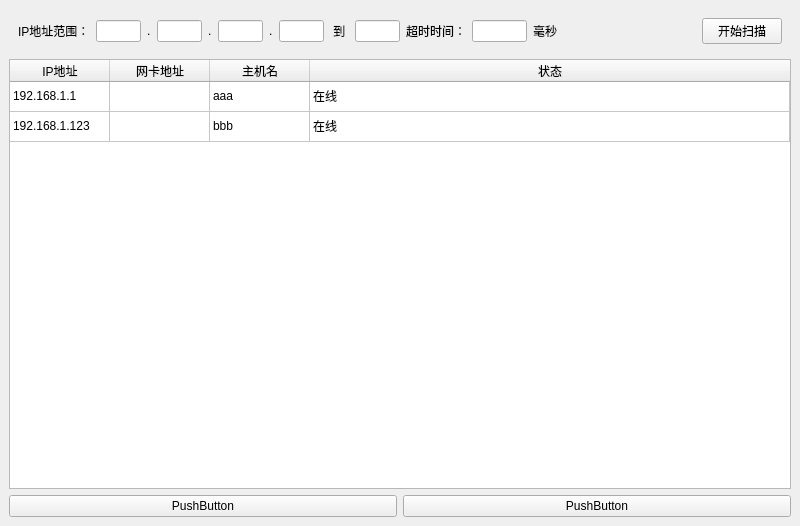
The window that EXP2_Tracert/src/ui/mainwindow.ui (KitraMGP/ComputerNetworkCourseDesign) describes before a commit, drawn with Qt 5.
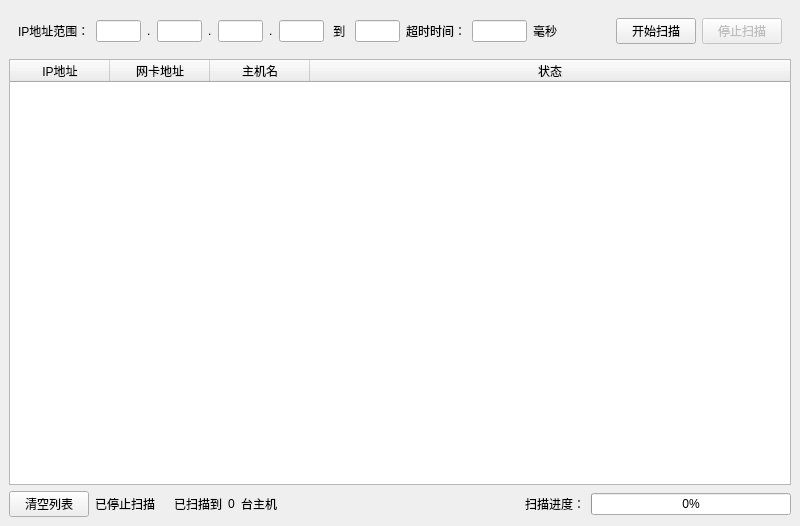
The same window after the commit.

The edit to the form file:
```diff
--- a/EXP2_Tracert/src/ui/mainwindow.ui
+++ b/EXP2_Tracert/src/ui/mainwindow.ui
@@ -243,6 +243,16 @@
          </property>
         </widget>
        </item>
+       <item>
+        <widget class="QPushButton" name="stopScanBtn">
+         <property name="enabled">
+          <bool>false</bool>
+         </property>
+         <property name="text">
+          <string>停止扫描</string>
+         </property>
+        </widget>
+       </item>
       </layout>
      </widget>
     </item>
@@ -257,16 +267,6 @@
       <attribute name="verticalHeaderVisible">
        <bool>false</bool>
       </attribute>
-      <row>
-       <property name="text">
-        <string>新建行</string>
-       </property>
-      </row>
-      <row>
-       <property name="text">
-        <string>新建行</string>
-       </property>
-      </row>
       <column>
        <property name="text">
         <string>IP地址</string>
@@ -287,46 +287,6 @@
         <string>状态</string>
        </property>
       </column>
-      <item row="0" column="0">
-       <property name="text">
-        <string>192.168.1.1</string>
-       </property>
-      </item>
-      <item row="0" column="1">
-       <property name="text">
-        <string/>
-       </property>
-      </item>
-      <item row="0" column="2">
-       <property name="text">
-        <string>aaa</string>
-       </property>
-      </item>
-      <item row="0" column="3">
-       <property name="text">
-        <string>在线</string>
-       </property>
-      </item>
-      <item row="1" column="0">
-       <property name="text">
-        <string>192.168.1.123</string>
-       </property>
-      </item>
-      <item row="1" column="1">
-       <property name="text">
-        <string/>
-       </property>
-      </item>
-      <item row="1" column="2">
-       <property name="text">
-        <string>bbb</string>
-       </property>
-      </item>
-      <item row="1" column="3">
-       <property name="text">
-        <string>在线</string>
-       </property>
-      </item>
      </widget>
     </item>
     <item>
@@ -334,14 +294,75 @@
       <item>
        <widget class="QPushButton" name="pushButton_2">
         <property name="text">
-         <string>PushButton</string>
+         <string>清空列表</string>
         </property>
        </widget>
       </item>
       <item>
-       <widget class="QPushButton" name="pushButton">
+       <widget class="QLabel" name="scanStatusLabel">
         <property name="text">
-         <string>PushButton</string>
+         <string>已停止扫描</string>
+        </property>
+       </widget>
+      </item>
+      <item>
+       <widget class="QLabel" name="label_6">
+        <property name="text">
+         <string/>
+        </property>
+       </widget>
+      </item>
+      <item>
+       <widget class="QLabel" name="label_7">
+        <property name="text">
+         <string>已扫描到</string>
+        </property>
+       </widget>
+      </item>
+      <item>
+       <widget class="QLabel" name="scannedCountLabel">
+        <property name="text">
+         <string>0</string>
+        </property>
+       </widget>
+      </item>
+      <item>
+       <widget class="QLabel" name="label_12">
+        <property name="text">
+         <string>台主机</string>
+        </property>
+       </widget>
+      </item>
+      <item>
+       <spacer name="horizontalSpacer_2">
+        <property name="orientation">
+         <enum>Qt::Orientation::Horizontal</enum>
+        </property>
+        <property name="sizeHint" stdset="0">
+         <size>
+          <width>40</width>
+          <height>20</height>
+         </size>
+        </property>
+       </spacer>
+      </item>
+      <item>
+       <widget class="QLabel" name="label_5">
+        <property name="text">
+         <string>扫描进度：</string>
+        </property>
+       </widget>
+      </item>
+      <item>
+       <widget class="QProgressBar" name="progressBar">
+        <property name="maximumSize">
+         <size>
+          <width>200</width>
+          <height>16777215</height>
+         </size>
+        </property>
+        <property name="value">
+         <number>0</number>
         </property>
        </widget>
       </item>
```
Left out of the diff: 2 changed lines with no effect on the pictures.
